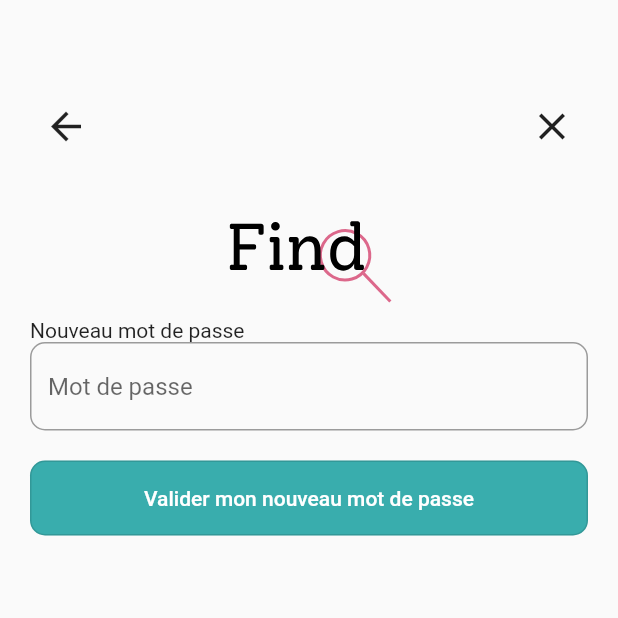
After one commit to gaellebauvin/find, a Flutter app: the ProfilEditPasswordController screen opened directly, on a phone screen of 412 x 824 dp, the top half of it. The commit adds this screen. Run offline on Flutter 3.47's test engine with Material 2 defaults, Android fonts, the light colour scheme and no system bars; our stand-ins replace cloud_firestore, email_validator, firebase_auth, firebase_core, firebase_database, flutter_colorpicker and 3 more; accounts and stored records are empty.

Commit message:
add files

```diff
--- a/lib/controller/main_app_controller.dart
+++ b/lib/controller/main_app_controller.dart
@@ -1,6 +1,5 @@
 import 'package:flutter/material.dart';
 import '../model/firebase_helper.dart';
-import '../model/find.dart';
 import 'findForm/find_controller.dart';
 import 'package:flutter_svg/flutter_svg.dart';
 import 'package:google_fonts/google_fonts.dart';
--- /dev/null
+++ b/lib/controller/profil/profil_edit_password_controller.dart
@@ -0,0 +1,72 @@
+import 'package:flutter/material.dart';
+import '../../model/firebase_helper.dart';
+import 'package:flutter_svg/flutter_svg.dart';
+import 'package:firebase_database/firebase_database.dart';
+import 'package:cloud_firestore/cloud_firestore.dart';
+import 'package:firebase_auth/firebase_auth.dart';
+import 'package:intl_phone_field/intl_phone_field.dart';
+import 'profil_controller.dart';
+import '../../widget/header.dart';
+
+class ProfilEditPasswordController extends StatefulWidget {
+  const ProfilEditPasswordController({Key? key}) : super(key: key);
+  @override
+  State<StatefulWidget> createState() => ProfilEditPasswordControllerState();
+}
+
+class ProfilEditPasswordControllerState
+    extends State<ProfilEditPasswordController> {
+  String _pwd = "";
+  final FirebaseHelper auth = FirebaseHelper();
+  Widget build(BuildContext context) {
+    return Scaffold(
+        resizeToAvoidBottomInset: false,
+        body: Container(
+            margin: const EdgeInsets.only(right: 20, left: 20, top: 60),
+            child:
+                Column(crossAxisAlignment: CrossAxisAlignment.start, children: [
+              Header(),
+              Container(
+                  margin: const EdgeInsets.only(top: 30, left: 20, right: 20),
+                  width: MediaQuery.of(context).size.width,
+                  child: Column(children: [
+                    SvgPicture.asset('assets/logo.svg',
+                        semanticsLabel: 'Logo Find'),
+                  ])),
+              Text('Nouveau mot de passe'),
+              TextFormField(
+                decoration: InputDecoration(
+                  hintText: "Mot de passe",
+                  border: OutlineInputBorder(
+                    borderRadius: BorderRadius.circular(10),
+                  ),
+                ),
+                obscureText: true,
+                onChanged: (String value) {
+                  setState(() {
+                    _pwd = value;
+                  });
+                },
+              ),
+              Padding(
+                  padding: const EdgeInsets.only(top: 20),
+                  child: SizedBox(
+                      child: OutlinedButton(
+                          style: OutlinedButton.styleFrom(
+                            primary: Colors.white,
+                            backgroundColor: const Color(0xFF39ADAD),
+                            minimumSize: const Size.fromHeight(50),
+                            shape: const RoundedRectangleBorder(
+                                borderRadius:
+                                    BorderRadius.all(Radius.circular(10))),
+                          ),
+                          onPressed: () {
+                            auth.changePassword(_pwd);
+                            Navigator.of(context).push(MaterialPageRoute(
+                                builder: (context) => ProfilController()));
+                          },
+                          child: Text('Valider mon nouveau mot de passe',
+                              textAlign: TextAlign.center))))
+            ])));
+  }
+}
--- a/lib/main.dart
+++ b/lib/main.dart
@@ -35,7 +35,7 @@ Widget _handleAuth() {
         if (snapshot.hasData) {
           return FindController();
         } else {
-          return const LogController();
+          return const MainAppController();
         }
       });
 }
--- a/lib/model/find.dart
+++ /dev/null
@@ -1,23 +0,0 @@
-import 'package:firebase_database/firebase_database.dart';
-
-class Find {
-  String? uid;
-  bool? find;
-  List<String>? category;
-  String? address;
-  DateTime? date;
-  String? hours;
-  String? model;
-  String? brand;
-  String? color;
-  String? description;
-
-  Find.fromJson(Map<dynamic, dynamic> json)
-      : date = DateTime.parse(json['date'] as String),
-        model = json['model'] as String;
-
-  Map<dynamic, dynamic> toJson() => <dynamic, dynamic>{
-        'date': date.toString(),
-        'model': model,
-      };
-}
```
Also changed, not shown: lib/controller/log_controller.dart (+18 -1 lines), lib/controller/messenger/chat_detail_controller.dart (added, +119 -0 lines), lib/controller/messenger/chats_controller.dart (added, +14 -0 lines), lib/controller/messenger/messenger_description_controller.dart (added, +200 -0 lines), lib/controller/profil/profil_edit_infos_controller.dart (+34 -1 lines), lib/model/chat.dart (added, +39 -0 lines), lib/model/firebase_helper.dart (+4 -7 lines), assets/person_icon.svg (added).
